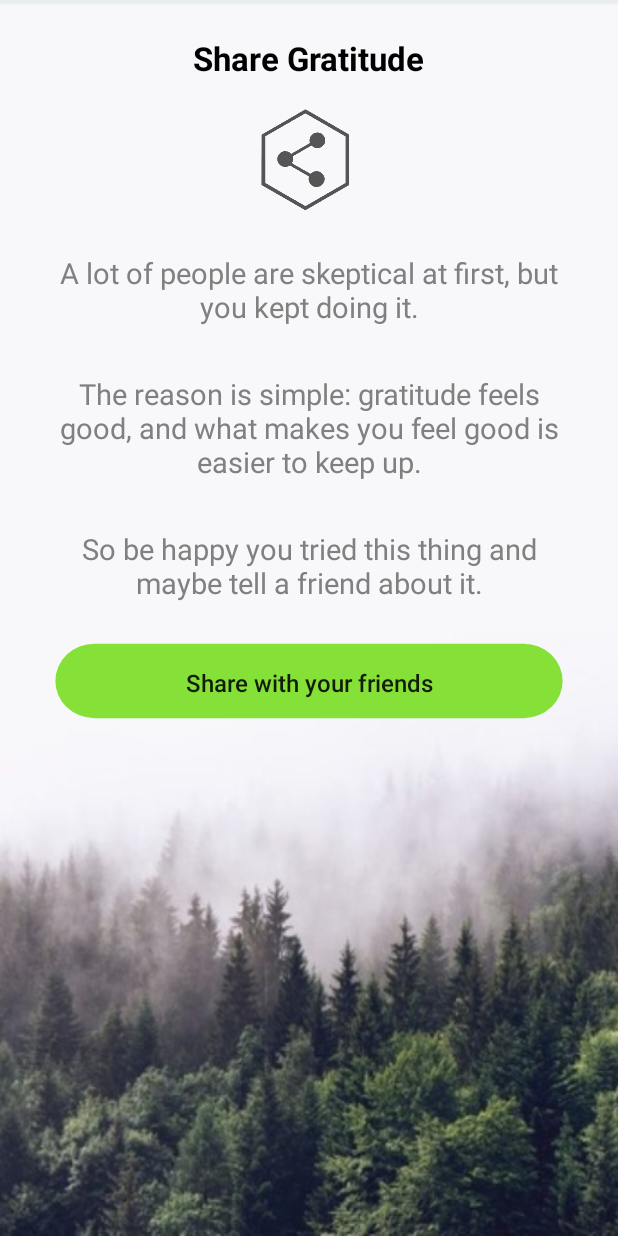
After one commit to BOOMeranGG/gratitude, an Android app: the ShareActivity screen opened directly, with no data from a screen before it, on a phone screen of 412 x 824 dp. The commit adds this screen. Run offline under Robolectric (Android 15) with nearby library versions, the phone set to English and light mode, and no system bars.

Commit message:
Add sharing(activity) and citate images

```diff
--- a/app/src/main/AndroidManifest.xml
+++ b/app/src/main/AndroidManifest.xml
@@ -11,6 +11,10 @@
         android:supportsRtl="true"
         android:theme="@style/AppTheme"
         tools:ignore="GoogleAppIndexingWarning">
+        <activity android:name=".view.activity.ShareActivity">
+        </activity>
+        <activity android:name=".view.activity.CitationActivity">
+        </activity>
         <activity android:name=".view.activity.NoticingActivity">
         </activity>
         <activity android:name=".view.activity.JournalActivity">
--- /dev/null
+++ b/app/src/main/java/com/orange_infinity/gratitude/view/activity/CitationActivity.kt
@@ -0,0 +1,17 @@
+package com.orange_infinity.gratitude.view.activity
+
+import androidx.appcompat.app.AppCompatActivity
+import android.os.Bundle
+import com.orange_infinity.gratitude.R
+
+const val IMAGE_R_ID_KEY = "imageRIdKey"
+
+class CitationActivity : AppCompatActivity() {
+
+    override fun onCreate(savedInstanceState: Bundle?) {
+        super.onCreate(savedInstanceState)
+        setContentView(R.layout.activity_citation)
+
+        //val countOfRecords = intent?.extras?.getInt(IMAGE_R_ID_KEY)
+    }
+}
--- a/app/src/main/java/com/orange_infinity/gratitude/view/activity/MainActivity.kt
+++ b/app/src/main/java/com/orange_infinity/gratitude/view/activity/MainActivity.kt
@@ -28,6 +28,11 @@ class MainActivity : BaseActivity() {
             val intent = Intent(this, JournalActivity::class.java)
             startActivity(intent)
         }
+
+        imgShare.setOnClickListener {
+            val intent = Intent(this, ShareActivity::class.java)
+            startActivity(intent)
+        }
     }
 
     @SuppressLint("StaticFieldLeak")
--- /dev/null
+++ b/app/src/main/java/com/orange_infinity/gratitude/view/activity/ShareActivity.kt
@@ -0,0 +1,17 @@
+package com.orange_infinity.gratitude.view.activity
+
+import android.os.Bundle
+import com.orange_infinity.gratitude.R
+import kotlinx.android.synthetic.main.activity_share.*
+
+class ShareActivity : BaseActivity() {
+
+    override fun onCreate(savedInstanceState: Bundle?) {
+        super.onCreate(savedInstanceState)
+        setContentView(R.layout.activity_share)
+
+        btnShare.setOnClickListener {
+
+        }
+    }
+}
--- /dev/null
+++ b/app/src/main/res/drawable-xxhdpi/green_button_bg.xml
@@ -0,0 +1,9 @@
+<vector xmlns:android="http://schemas.android.com/apk/res/android"
+    android:width="24dp"
+    android:height="24dp"
+    android:viewportWidth="354"
+    android:viewportHeight="64">
+    <path
+        android:fillColor="#85E037"
+        android:pathData="M31.5,4L322.5,4A26.5,26.5 0,0 1,349 30.5L349,30.5A26.5,26.5 0,0 1,322.5 57L31.5,57A26.5,26.5 0,0 1,5 30.5L5,30.5A26.5,26.5 0,0 1,31.5 4z" />
+</vector>
--- /dev/null
+++ b/app/src/main/res/drawable/green_button_bg_active.xml
@@ -0,0 +1,9 @@
+<vector xmlns:android="http://schemas.android.com/apk/res/android"
+        android:width="24dp"
+        android:height="24dp"
+        android:viewportWidth="354"
+        android:viewportHeight="64">
+    <path
+        android:fillColor="#3BC700"
+        android:pathData="M31.5,4L322.5,4A26.5,26.5 0,0 1,349 30.5L349,30.5A26.5,26.5 0,0 1,322.5 57L31.5,57A26.5,26.5 0,0 1,5 30.5L5,30.5A26.5,26.5 0,0 1,31.5 4z" />
+</vector>
--- /dev/null
+++ b/app/src/main/res/drawable/green_button_selector.xml
@@ -0,0 +1,6 @@
+<?xml version="1.0" encoding="utf-8"?>
+<selector xmlns:android="http://schemas.android.com/apk/res/android">
+    <item android:drawable="@drawable/green_button_bg_active" android:state_checked="true"/>
+    <item android:drawable="@drawable/green_button_bg_active" android:state_pressed="true"/>
+    <item android:drawable="@drawable/green_button_bg"/>
+</selector>
--- /dev/null
+++ b/app/src/main/res/layout/activity_citation.xml
@@ -0,0 +1,15 @@
+<?xml version="1.0" encoding="utf-8"?>
+<androidx.constraintlayout.widget.ConstraintLayout
+    xmlns:android="http://schemas.android.com/apk/res/android"
+    xmlns:tools="http://schemas.android.com/tools"
+    xmlns:app="http://schemas.android.com/apk/res-auto"
+    android:layout_width="match_parent"
+    android:layout_height="match_parent"
+    tools:context=".view.activity.CitationActivity">
+
+    <ImageView
+        android:layout_width="match_parent"
+        android:layout_height="match_parent"
+        android:src="@drawable/start"/>
+
+</androidx.constraintlayout.widget.ConstraintLayout>
--- a/app/src/main/res/layout/activity_main.xml
+++ b/app/src/main/res/layout/activity_main.xml
@@ -21,7 +21,7 @@
     <androidx.constraintlayout.widget.ConstraintLayout
         android:layout_width="match_parent"
         android:layout_height="0dp"
-        android:layout_weight="45"
+        android:layout_weight="40"
         android:orientation="vertical">
 
         <Button
@@ -69,7 +69,17 @@
     <androidx.constraintlayout.widget.ConstraintLayout
         android:layout_width="match_parent"
         android:layout_height="0dp"
-        android:layout_weight="35">
+        android:layout_weight="40">
+
+        <ImageView
+            android:id="@+id/imgShare"
+            android:layout_width="75dp"
+            android:layout_height="75dp"
+            app:layout_constraintTop_toTopOf="parent"
+            app:layout_constraintStart_toStartOf="parent"
+            app:layout_constraintEnd_toEndOf="parent"
+            android:layout_marginTop="16dp"
+            android:src="@drawable/share_logo"/>
 
 
     </androidx.constraintlayout.widget.ConstraintLayout>
--- /dev/null
+++ b/app/src/main/res/layout/activity_share.xml
@@ -0,0 +1,76 @@
+<?xml version="1.0" encoding="utf-8"?>
+<androidx.constraintlayout.widget.ConstraintLayout
+    xmlns:android="http://schemas.android.com/apk/res/android"
+    xmlns:tools="http://schemas.android.com/tools"
+    xmlns:app="http://schemas.android.com/apk/res-auto"
+    android:layout_width="match_parent"
+    android:layout_height="match_parent"
+    android:background="@drawable/background"
+    android:paddingStart="32dp"
+    android:paddingEnd="32dp"
+    tools:context=".view.activity.ShareActivity">
+
+    <TextView
+        android:id="@+id/tvTitle"
+        android:layout_width="wrap_content"
+        android:layout_height="wrap_content"
+        app:layout_constraintTop_toTopOf="parent"
+        app:layout_constraintStart_toStartOf="parent"
+        app:layout_constraintEnd_toEndOf="parent"
+        android:layout_marginTop="24dp"
+        android:textColor="@color/colorBlack"
+        android:textStyle="bold"
+        android:textSize="22sp"
+        android:text="Share Gratitude"/>
+
+    <ImageView
+        android:id="@+id/imgShareLogo"
+        android:layout_width="75dp"
+        android:layout_height="75dp"
+        app:layout_constraintTop_toBottomOf="@id/tvTitle"
+        app:layout_constraintStart_toStartOf="parent"
+        app:layout_constraintEnd_toEndOf="parent"
+        android:layout_marginTop="16dp"
+        android:src="@drawable/share_logo"/>
+
+    <LinearLayout
+        android:id="@+id/layoutText"
+        android:layout_width="wrap_content"
+        android:layout_height="wrap_content"
+        android:layout_marginTop="24dp"
+        app:layout_constraintTop_toBottomOf="@id/imgShareLogo"
+        app:layout_constraintStart_toStartOf="parent"
+        app:layout_constraintEnd_toEndOf="parent"
+        android:orientation="vertical">
+
+        <TextView
+            style="@style/ShareText"
+            android:text="A lot of people are skeptical at first, but you kept doing it."/>
+
+        <TextView
+            style="@style/ShareText"
+            android:layout_marginTop="32dp"
+            android:text="The reason is simple: gratitude feels good, and what makes you feel good is easier to keep up."/>
+
+        <TextView
+            style="@style/ShareText"
+            android:layout_marginTop="32dp"
+            android:text="So be happy you tried this thing and maybe tell a friend about it."/>
+
+    </LinearLayout>
+
+    <Button
+        android:id="@+id/btnShare"
+        android:layout_width="match_parent"
+        android:layout_height="60dp"
+        android:layout_marginTop="24dp"
+        app:layout_constraintTop_toBottomOf="@id/layoutText"
+        app:layout_constraintStart_toStartOf="parent"
+        app:layout_constraintEnd_toEndOf="parent"
+        android:background="@drawable/green_button_selector"
+        android:textAllCaps="false"
+        android:textSize="16sp"
+        android:textStyle="normal"
+        android:text="Share with your friends"/>
+
+</androidx.constraintlayout.widget.ConstraintLayout>
--- a/app/src/main/res/values/styles.xml
+++ b/app/src/main/res/values/styles.xml
@@ -15,4 +15,12 @@
         <item name="android:textSize">16sp</item>
     </style>
 
+    <style name="ShareText">
+        <item name="android:layout_height">wrap_content</item>
+        <item name="android:layout_width">wrap_content</item>
+        <item name="android:textColor">@color/colorGray</item>
+        <item name="android:textSize">19sp</item>
+        <item name="android:gravity">center</item>
+    </style>
+
 </resources>
```
Also changed, not shown: app/src/main/res/drawable-xxhdpi/citate1.jpg (added), app/src/main/res/drawable-xxhdpi/citate2.jpg (added), app/src/main/res/drawable-xxhdpi/citate3.jpg (added), app/src/main/res/drawable-xxhdpi/level1.jpg (added), app/src/main/res/drawable-xxhdpi/level2.jpg (added), app/src/main/res/drawable-xxhdpi/level3.jpg (added), app/src/main/res/drawable-xxhdpi/share_logo.png (added), app/src/main/res/drawable-xxhdpi/start.jpg (added).
